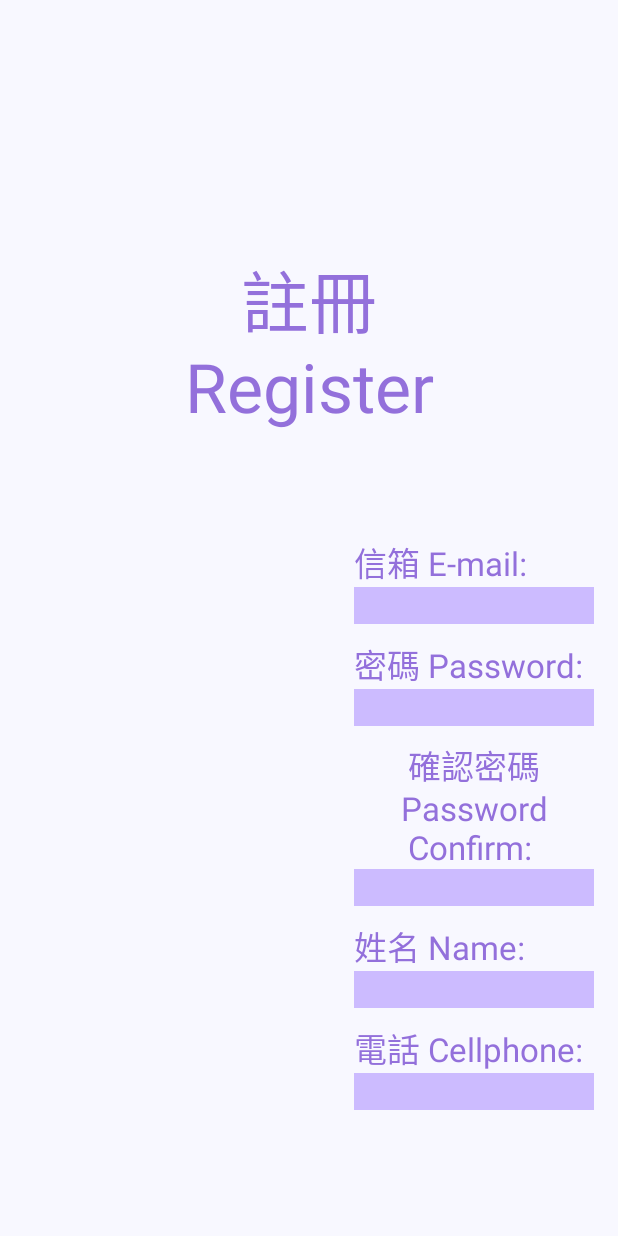
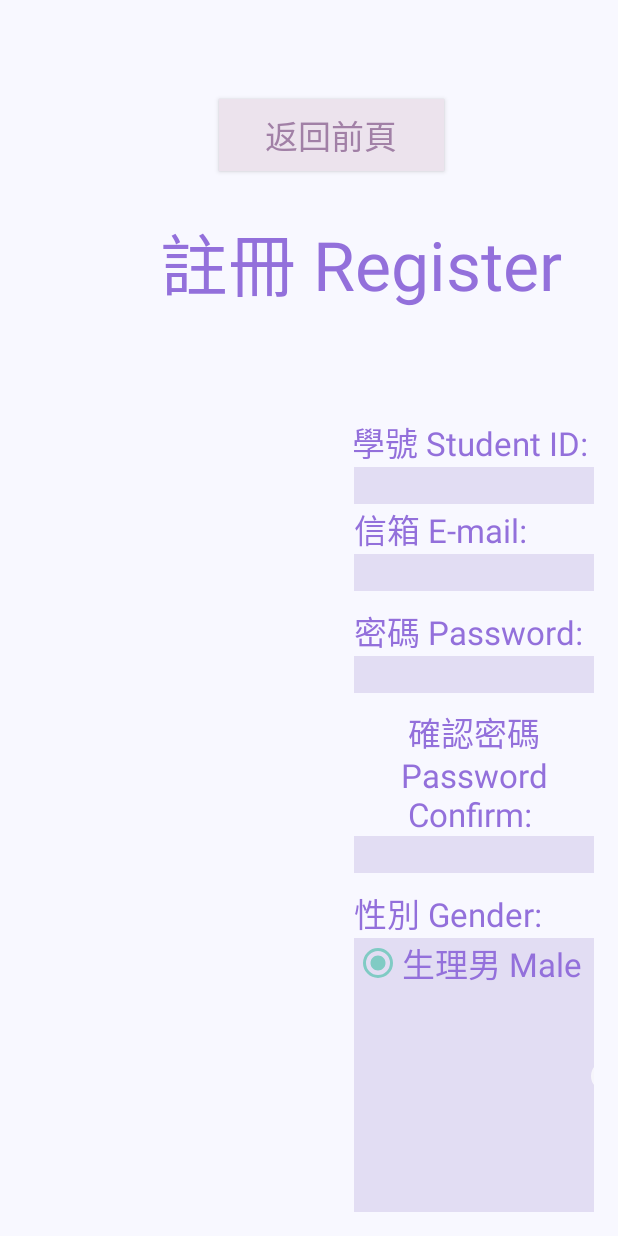
Before and after one commit to jiangjiangjiangseana/zenbrary-intelligent-librarian, an Android app: the Register screen opened directly, with no data from a screen before it, on a phone screen of 412 x 824 dp. Run offline under Robolectric (Android 15) with nearby library versions, the phone set to English and light mode, and no system bars; libraries missing offline, so code that uses them is left out: com.asus.robotframework; 2 statements that could not run were skipped.

Commit message:
register request initial

```diff
--- a/ZenboDialogSample/src/main/res/layout/activity_register.xml
+++ b/ZenboDialogSample/src/main/res/layout/activity_register.xml
@@ -17,14 +17,35 @@
         android:layout_width="match_parent"
         android:layout_height="wrap_content"
         android:layout_marginStart="70dp"
-        android:layout_marginTop="150dp"
-        android:layout_marginEnd="70dp"
+        android:layout_marginTop="125dp"
         android:layout_marginBottom="70dp"
         android:gravity="center"
         android:text="註冊 Register"
         android:textColor="#9370DB"
         android:textSize="45dp"
         />
+
+    <TextView
+        android:id="@+id/studentId"
+        android:layout_width="wrap_content"
+        android:layout_height="wrap_content"
+        android:gravity="center"
+        android:text="學號 Student ID: "
+        android:textColor="#9370DB"
+        android:layout_marginLeft="220dp"
+        android:layout_below="@+id/textview_info"
+        />
+
+
+    <EditText
+        android:id="@+id/editText_studentId"
+        android:layout_width="700dp"
+        android:layout_height="wrap_content"
+        android:layout_below="@+id/studentId"
+        android:background="#E2DDF3"
+        android:ems="10"
+        android:layout_marginLeft="220dp"
+        android:inputType="textEmailAddress" />
 
     <TextView
         android:id="@+id/account"
@@ -34,16 +55,16 @@
         android:text="信箱 E-mail: "
         android:textColor="#9370DB"
         android:layout_marginLeft="220dp"
-        android:layout_below="@+id/textview_info"
+        android:layout_below="@+id/editText_studentId"
         />
 
 
     <EditText
-        android:id="@+id/editTexta"
+        android:id="@+id/editText_account"
         android:layout_width="700dp"
         android:layout_height="wrap_content"
         android:layout_below="@+id/account"
-        android:background="#CCBBFF"
+        android:background="#E2DDF3"
         android:ems="10"
         android:layout_marginLeft="220dp"
         android:inputType="textEmailAddress" />
@@ -52,7 +73,7 @@
         android:id="@+id/pw"
         android:layout_width="wrap_content"
         android:layout_height="wrap_content"
-        android:layout_below="@+id/editTexta"
+        android:layout_below="@+id/editText_account"
         android:gravity="center"
         android:layout_marginTop="10dp"
         android:text="密碼 Password: "
@@ -60,18 +81,18 @@
         android:textColor="#9370DB" />
 
     <EditText
-        android:id="@+id/editTextb"
+        android:id="@+id/editText_pw"
         android:layout_width="700dp"
         android:layout_height="wrap_content"
         android:ems="10"
         android:layout_below="@+id/pw"
-        android:background="#CCBBFF"
+        android:background="#E2DDF3"
         android:layout_marginLeft="220dp"
         android:inputType="textPassword"
         />
 
     <TextView
-        android:id="@+id/textview1"
+        android:id="@+id/confirm"
         android:layout_width="wrap_content"
         android:layout_height="wrap_content"
         android:gravity="center"
@@ -79,62 +100,80 @@
         android:textColor="#9370DB"
         android:layout_marginTop="10dp"
         android:layout_marginLeft="220dp"
-        android:layout_below="@+id/editTextb"
+        android:layout_below="@+id/editText_pw"
         />
 
 
     <EditText
-        android:id="@+id/editText1"
+        android:id="@+id/editText_confirm"
         android:layout_width="700dp"
         android:layout_height="wrap_content"
-        android:layout_below="@+id/textview1"
-        android:background="#CCBBFF"
+        android:layout_below="@+id/confirm"
+        android:background="#E2DDF3"
         android:ems="10"
         android:layout_marginLeft="220dp"
         android:inputType="textPassword" />
 
     <TextView
-        android:id="@+id/textview2"
+        android:id="@+id/gender"
         android:layout_width="wrap_content"
         android:layout_height="wrap_content"
         android:gravity="center"
-        android:text="姓名 Name: "
+        android:text="性別 Gender: "
         android:textColor="#9370DB"
         android:layout_marginLeft="220dp"
         android:layout_marginTop="10dp"
-        android:layout_below="@+id/editText1"
+        android:layout_below="@+id/editText_confirm"
+        />
+
+
+    <RadioGroup
+        android:id="@+id/radio_gender"
+        android:layout_width="wrap_content"
+        android:layout_height="wrap_content"
+        android:orientation="horizontal"
+        android:layout_marginLeft="220dp"
+        android:layout_below="@+id/gender"
+        android:background="#E2DDF3"
+        tools:ignore="DuplicateIds">
+
+        <RadioButton
+            android:id="@+id/gender_male"
+            android:layout_width="wrap_content"
+            android:layout_height="wrap_content"
+            android:checked="true"
+            android:textColor="#9370DB"
+            android:text="生理男 Male"
+            />
+
+        <RadioButton
+            android:id="@+id/gender_female"
+            android:layout_width="wrap_content"
+            android:layout_height="wrap_content"
+            android:textColor="#9370DB"
+            android:text="生理女 Female"/>
+
+    </RadioGroup>
+
+    <TextView
+        android:id="@+id/department"
+        android:layout_width="wrap_content"
+        android:layout_height="wrap_content"
+        android:gravity="center"
+        android:text="系所 Department: "
+        android:textColor="#9370DB"
+        android:layout_marginLeft="220dp"
+        android:layout_marginTop="10dp"
+        android:layout_below="@+id/radio_gender"
         />
 
 
     <EditText
-        android:id="@+id/editText2"
+        android:id="@+id/editText_department"
         android:layout_width="700dp"
         android:layout_height="wrap_content"
-        android:layout_below="@+id/textview2"
-        android:background="#CCBBFF"
-        android:ems="10"
-        android:layout_marginLeft="220dp"
-        android:inputType="textEmailAddress" />
-
-    <TextView
-        android:id="@+id/textview3"
-        android:layout_width="wrap_content"
-        android:layout_height="wrap_content"
-        android:gravity="center"
-        android:text="電話 Cellphone: "
-        android:textColor="#9370DB"
-        android:layout_marginLeft="220dp"
-        android:layout_marginTop="10dp"
-        android:layout_below="@+id/editText2"
-        />
-
-
-    <EditText
-        android:id="@+id/editText3"
-        android:layout_width="700dp"
-        android:layout_height="wrap_content"
-        android:layout_below="@+id/textview3"
-        android:background="#CCBBFF"
+        android:layout_below="@+id/department"
+        android:background="#E2DDF3"
         android:ems="10"
         android:layout_marginLeft="220dp"
         android:inputType="textEmailAddress" />
@@ -144,11 +183,23 @@
         android:id="@+id/confirmButton"
         android:layout_width="300dp"
         android:layout_height="50dp"
-        android:layout_below="@+id/editText3"
+        android:layout_below="@+id/editText_department"
         android:layout_marginLeft="450dp"
-        android:layout_marginTop="179dp"
+        android:layout_marginTop="50dp"
         android:backgroundTint="#929AC3"
         android:text="確認 confirm" />
 
 
+    <Button
+        android:id="@+id/backButton"
+        android:layout_width="150dp"
+        android:layout_height="wrap_content"
+        android:layout_marginLeft="130dp"
+        android:padding="5dp"
+        android:background="#ECE3ED"
+        android:textColor="#A180A6"
+        android:layout_marginTop="50dp"
+        android:text="返回前頁" />
+
+
 </RelativeLayout>
```
Also changed, not shown: ZenboDialogSample/src/main/java/com/asus/zenbodialogsample/Book.java (+48 -2 lines), ZenboDialogSample/src/main/java/com/asus/zenbodialogsample/Register.java (+133 -18 lines), 91 other files.
